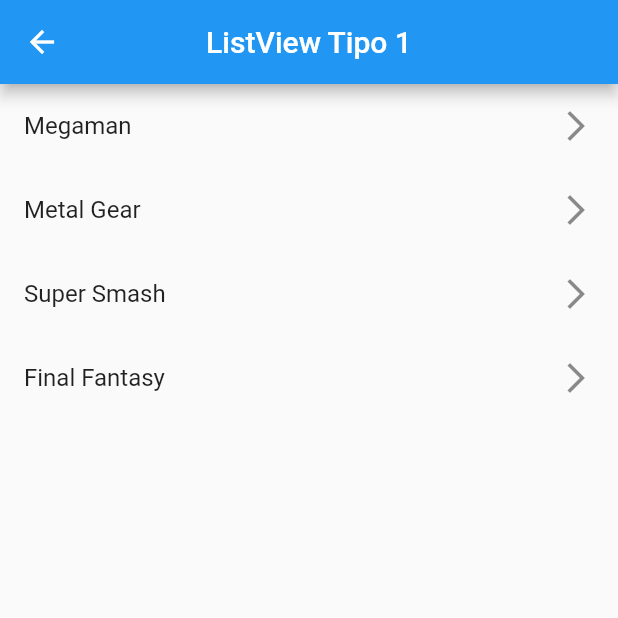
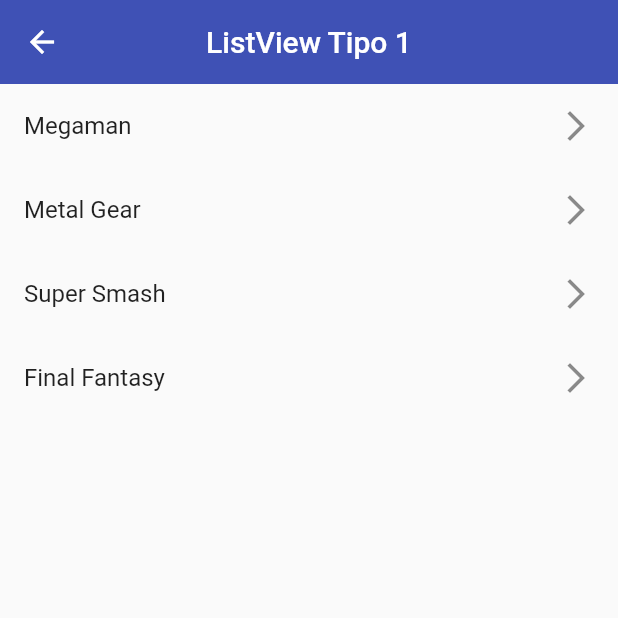
Before and after one commit to CA2puntosV/flutter-component, a Flutter app: the ListView1Screen screen opened by its route, on a phone screen of 412 x 824 dp, the top half of it. Run offline on Flutter 3.47's test engine with Material 2 defaults, Android fonts, the phone set to English and light mode, and no system bars.

Commit message:
added global theme

```diff
--- a/lib/main.dart
+++ b/lib/main.dart
@@ -1,4 +1,5 @@
 import 'package:components/router/app_routes.dart';
+import 'package:components/themes/app_theme.dart';
 import 'package:flutter/material.dart';
 
 void main() => runApp(const MyApp());
@@ -14,6 +15,7 @@ class MyApp extends StatelessWidget {
       initialRoute: AppRoutes.initialRoute,
       routes: AppRoutes.getMenuRoutes(),
       onGenerateRoute: AppRoutes.onGenerateRoute,
+      theme: AppTheme.lightTheme,
     );
   }
 }
--- a/lib/screens/home_screen.dart
+++ b/lib/screens/home_screen.dart
@@ -1,5 +1,6 @@
 import 'package:flutter/material.dart';
 
+import 'package:components/themes/app_theme.dart';
 import 'package:components/router/screens.dart';
 
 class HomeScreen extends StatelessWidget {
@@ -21,6 +22,7 @@ class HomeScreen extends StatelessWidget {
             ),
             leading: Icon(
               AppRoutes.menuOptions[i].icon,
+              color: AppTheme.primary,
             ),
             onTap: () {
               Navigator.pushNamed(
--- a/lib/screens/listview1_screen.dart
+++ b/lib/screens/listview1_screen.dart
@@ -15,7 +15,6 @@ class ListView1Screen extends StatelessWidget {
     return Scaffold(
       appBar: AppBar(
         title: const Text('ListView Tipo 1'),
-        centerTitle: true,
       ),
       body: ListView(
         children: <Widget>[
@@ -30,7 +29,8 @@ class ListView1Screen extends StatelessWidget {
                   trailing: const Icon(Icons.arrow_forward_ios),
                   title: Text(item),
                 ),
-              ).toList(),
+              )
+              .toList(),
         ],
       ),
     );
--- a/lib/screens/listview2_screen.dart
+++ b/lib/screens/listview2_screen.dart
@@ -14,9 +14,6 @@ class ListView2Screen extends StatelessWidget {
 
     return Scaffold(
       appBar: AppBar(
-        backgroundColor: Colors.indigo,
-        centerTitle: true,
-        elevation: 0.0,
         title: const Text('ListView Tipo 2'),
       ),
       body: ListView.separated(
--- /dev/null
+++ b/lib/themes/app_theme.dart
@@ -0,0 +1,24 @@
+import 'package:flutter/material.dart';
+
+class AppTheme {
+  static const Color primary = Colors.indigo;
+
+  static final ThemeData lightTheme = ThemeData.light().copyWith(
+    primaryColor: Colors.indigo,
+    appBarTheme: const AppBarTheme(
+      centerTitle: true,
+      color: primary,
+      elevation: 0.0,
+    ),
+  );
+
+    static final ThemeData darkTheme = ThemeData.dark().copyWith(
+    primaryColor: Colors.indigo,
+    appBarTheme: const AppBarTheme(
+      centerTitle: true,
+      color: primary,
+      elevation: 0.0,
+    ),
+    // scaffoldBackgroundColor: Colors.
+  );
+}
```
